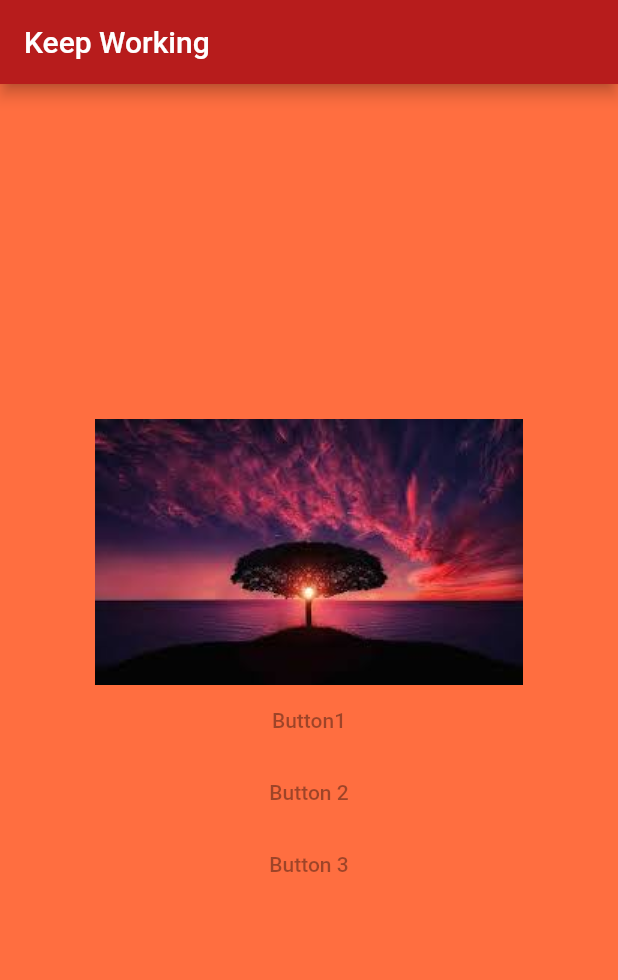
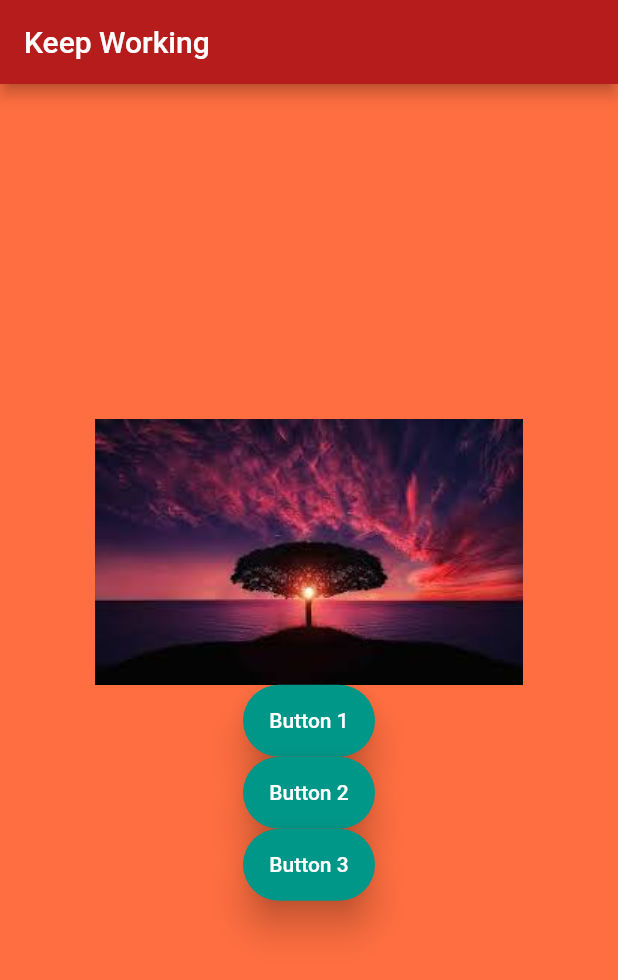
Before and after one commit to AidenDudley/OusseynouHelp, a Flutter app: the screen it shows after launch, on a phone screen of 412 x 824 dp. Shown: the top 980 px of the screen. Run offline on Flutter 3.47's test engine with Material 2 defaults, Android fonts, the phone set to English and light mode, and no system bars.

Commit message:
this is it

```diff
--- a/lib/main.dart
+++ b/lib/main.dart
@@ -21,17 +21,50 @@ class HomePage extends StatelessWidget {
             Image(
               image: new AssetImage('images/picture.jpg'),
             ),
-            MaterialButton(
-                minWidth: 200, child: Text('Button1'), onPressed: null),
-            MaterialButton(
-              minWidth: 200,
-              child: Text('Button 2'),
-              onPressed: null,
+            Material(
+              elevation: 10.0,
+              borderRadius: BorderRadius.circular(30.0),
+              color: Colors.teal,
+              child: MaterialButton(
+                onPressed: (null),
+                child: Text(
+                  "Button 1",
+                  style: TextStyle(
+                    color: Colors.white,
+                  ),
+                  textAlign: TextAlign.center,
+                ),
+              ),
             ),
-            MaterialButton(
-              minWidth: 200,
-              child: Text('Button 3'),
-              onPressed: null,
+            Material(
+              elevation: 10.0,
+              borderRadius: BorderRadius.circular(30.0),
+              color: Colors.teal,
+              child: MaterialButton(
+                onPressed: (null),
+                child: Text(
+                  "Button 2",
+                  style: TextStyle(
+                    color: Colors.white,
+                  ),
+                  textAlign: TextAlign.center,
+                ),
+              ),
+            ),
+            Material(
+              elevation: 10.0,
+              borderRadius: BorderRadius.circular(30.0),
+              color: Colors.teal,
+              child: MaterialButton(
+                onPressed: (null),
+                child: Text(
+                  "Button 3",
+                  style: TextStyle(
+                    color: Colors.white,
+                  ),
+                  textAlign: TextAlign.center,
+                ),
+              ),
             ),
           ],
         ),
```
